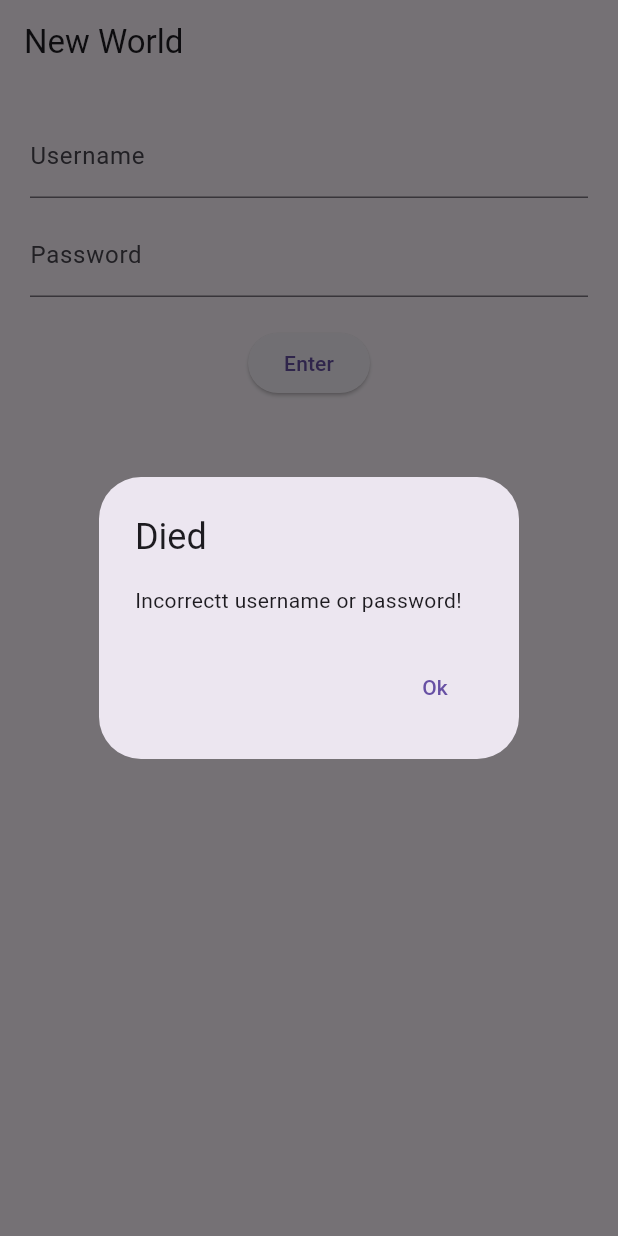
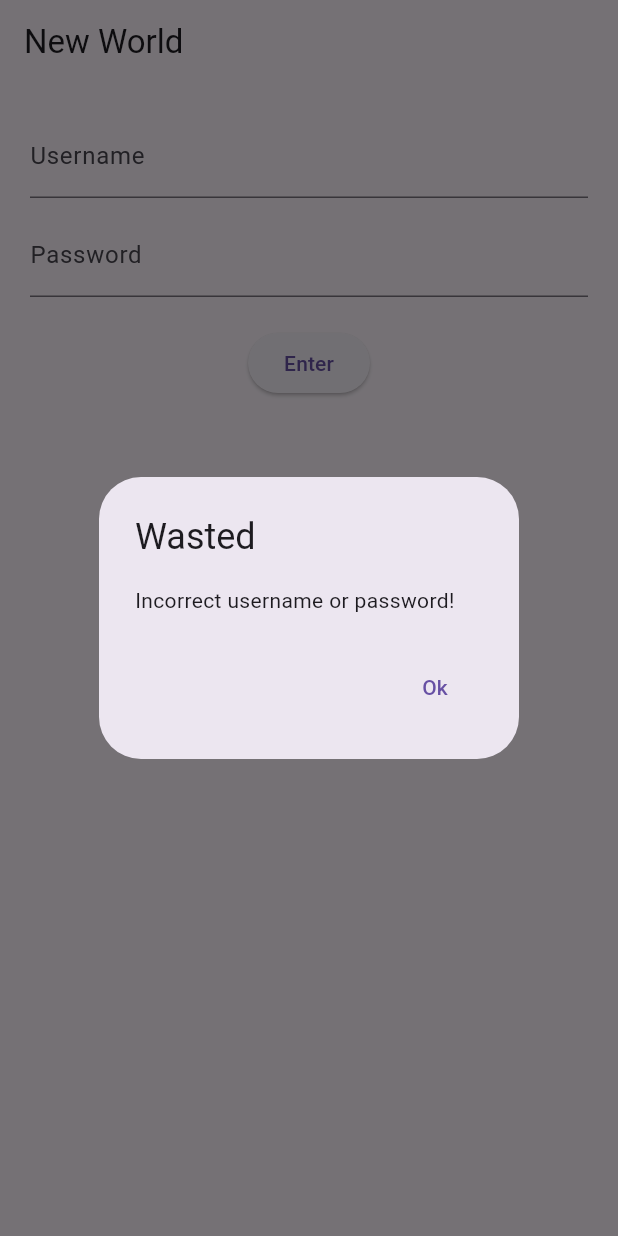
Before and after one commit to Shamil-devs/Flutter_basics, a Flutter app: the LoginScreen screen opened directly, after a tap on "Enter", on a phone screen of 412 x 824 dp. Run offline on Flutter 3.47's test engine with Material 3 defaults, Android fonts, the phone set to English and light mode, and no system bars.

Commit message:
login app completed

```diff
--- a/lib/login.dart
+++ b/lib/login.dart
@@ -1,6 +1,6 @@
 import 'package:flutter/cupertino.dart';
 import 'package:flutter/material.dart';
-
+import 'home.dart';
 class LoginScreen extends StatefulWidget{
   _LoginState createState()=>_LoginState();
 
@@ -20,8 +20,8 @@ class _LoginState extends State<LoginScreen>{
           context: context,
           builder: (_) =>
               AlertDialog(
-                title: Text("Died"),
-                content: Text("Incorrectt username or password!"),
+                title: Text("Wasted"),
+                content: Text("Incorrect username or password!"),
                 actions: [
                   TextButton(
                       onPressed: () => Navigator.pop(context),
--- a/lib/main.dart
+++ b/lib/main.dart
@@ -1,5 +1,5 @@
 import 'package:flutter/material.dart';
-
+import 'splash.dart';
 void main(){
   runApp(MaterialApp(
     debugShowCheckedModeBanner:false,
--- a/lib/splash.dart
+++ b/lib/splash.dart
@@ -1,5 +1,6 @@
 import 'package:flutter/cupertino.dart';
 import 'package:flutter/material.dart';
+import 'login.dart';
 
 class SplashScreen extends StatefulWidget{
   @override
@@ -11,7 +12,7 @@ class _splashstate extends State<SplashScreen>{
   void initState(){
     super.initState();
     Future.delayed(Duration(seconds: 2),(){
-      Navigator.pushReplacement(context, MaterialPageRoute(builder: (_)=>LoginScreen()))
+      Navigator.pushReplacement(context, MaterialPageRoute(builder: (_)=>LoginScreen()));
     });
   }
   @override
```
Also changed, not shown: lib/home.dart (+27 -1 lines).
